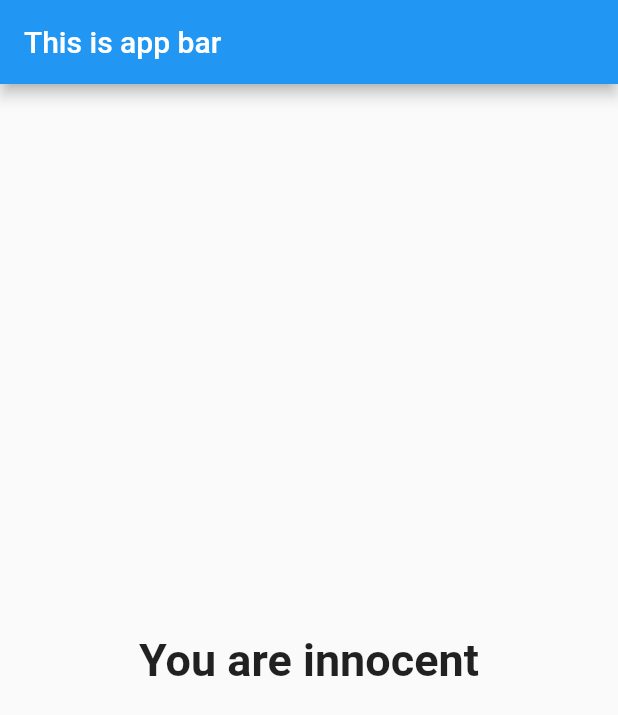
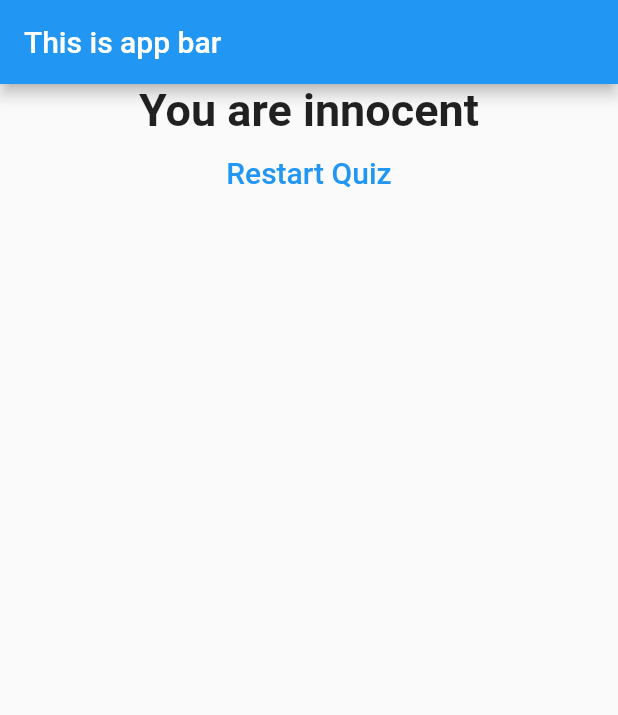
Before and after one commit to yatin9151/flutterchanges, a Flutter app: the screen it shows after launch, after a tap on "Green", after a tap on "Rabbit", after a tap on "CL", on a phone screen of 412 x 824 dp. Shown: the top 715 px of the screen. Run offline on Flutter 3.47's test engine with Material 2 defaults, Android fonts, the phone set to English and light mode, and no system bars.

Commit message:
restart quiz added

```diff
--- a/lib/main.dart
+++ b/lib/main.dart
@@ -47,6 +47,13 @@ class _MyAppState extends State<MyApp> {
   var _questionIndex = 0;
   var _totalScore = 0;
 
+  void _resetQuiz() {
+    setState(() {
+      _questionIndex = 0;
+      _totalScore = 0;
+    });
+  }
+
   void _answerQuestion(int score) {
     setState(() {
       _questionIndex = _questionIndex + 1;
@@ -82,7 +89,7 @@ class _MyAppState extends State<MyApp> {
                 answerQuestion: _answerQuestion,
                 questions: _questions,
               )
-            : Result(_totalScore),
+            : Result(_totalScore, _resetQuiz),
       ),
     );
   }
--- a/lib/result.dart
+++ b/lib/result.dart
@@ -2,17 +2,17 @@ import 'package:flutter/material.dart';
 
 class Result extends StatelessWidget {
   final int resultScore;
-  Result(this.resultScore);
+  final Function resetQuiz;
+  Result(this.resultScore, this.resetQuiz);
 
-  String get resultPhrase{
-
+  String get resultPhrase {
     String resultText;
     if (resultScore <= 14) {
       print(resultScore);
-       resultText = "You are innocent";
-    }else if(resultScore > 14 && resultScore <= 16){
+      resultText = "You are innocent";
+    } else if (resultScore > 14 && resultScore <= 16) {
       resultText = "You are okish";
-    }else{
+    } else {
       resultText = "You sucks man!!!";
     }
     return resultText;
@@ -21,9 +21,21 @@ class Result extends StatelessWidget {
   @override
   Widget build(BuildContext context) {
     return Center(
-      child: Text(
-        resultPhrase,
-        style: TextStyle(fontSize: 30, fontWeight: FontWeight.bold),
+      child: Column(
+        children: <Widget>[
+          Text(
+            resultPhrase,
+            style: TextStyle(fontSize: 30, fontWeight: FontWeight.bold),
+          ),
+          FlatButton(
+            child: Text(
+              "Restart Quiz",
+              style: TextStyle(fontSize: 20),
+            ),
+            onPressed: resetQuiz,
+            textColor: Colors.blue,
+          )
+        ],
       ),
     );
   }
```
